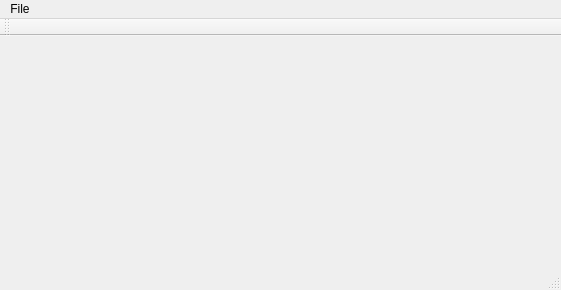
First picture: the form in grader_improved/mainwindow.ui, repository shubhamshuklaer/autog, before the edit.
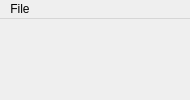
Second picture: the form after the edit.

The edit to the form file:
```diff
--- a/grader_improved/mainwindow.ui
+++ b/grader_improved/mainwindow.ui
@@ -6,10 +6,16 @@
    <rect>
     <x>0</x>
     <y>0</y>
-    <width>561</width>
-    <height>290</height>
+    <width>190</width>
+    <height>100</height>
    </rect>
   </property>
+  <property name="sizePolicy">
+   <sizepolicy hsizetype="Fixed" vsizetype="Fixed">
+    <horstretch>0</horstretch>
+    <verstretch>0</verstretch>
+   </sizepolicy>
+  </property>
   <property name="windowTitle">
    <string>Grader</string>
   </property>
@@ -19,7 +25,7 @@
     <rect>
      <x>0</x>
      <y>0</y>
-     <width>561</width>
+     <width>190</width>
      <height>25</height>
     </rect>
    </property>
@@ -31,15 +37,6 @@
    </widget>
    <addaction name="menuFile"/>
   </widget>
-  <widget class="QToolBar" name="mainToolBar">
-   <attribute name="toolBarArea">
-    <enum>TopToolBarArea</enum>
-   </attribute>
-   <attribute name="toolBarBreak">
-    <bool>false</bool>
-   </attribute>
-  </widget>
-  <widget class="QStatusBar" name="statusBar"/>
   <action name="config">
    <property name="text">
     <string>Configurations</string>
```
